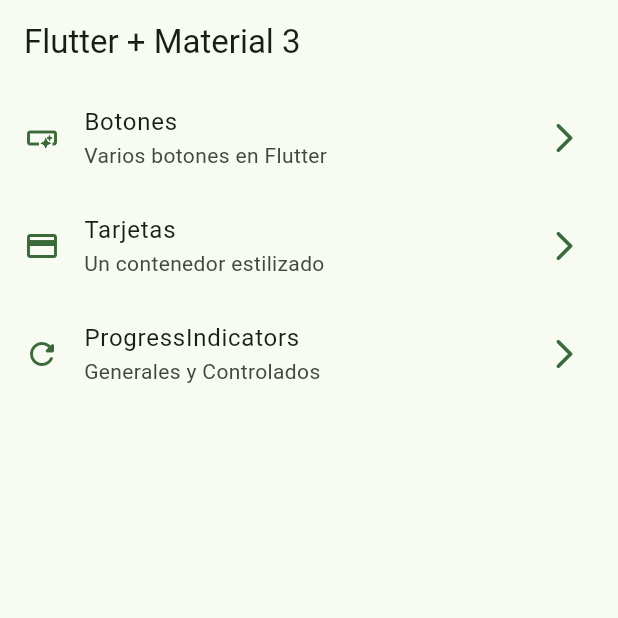
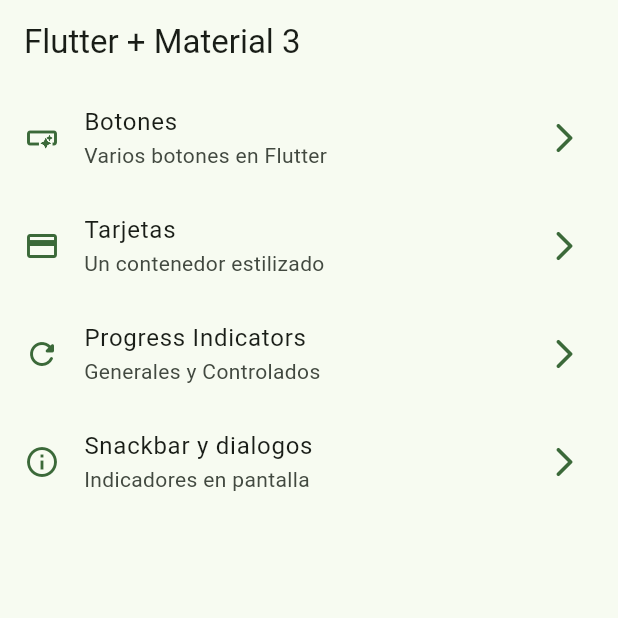
Before and after one commit to morangullit/wigets, a Flutter app: the screen it shows after launch, on a phone screen of 412 x 824 dp, the top half of it. Run offline on Flutter 3.47's test engine with Material 2 defaults, Android fonts, the phone set to English and light mode, and no system bars; our stand-ins replace go_router.

Commit message:
Snackbar dialogos terminados

```diff
--- a/lib/config/menu/menu_items.dart
+++ b/lib/config/menu/menu_items.dart
@@ -31,9 +31,16 @@ const appMenuItems = <MenuItem>[
     ),
 
   MenuItem(
-    title: 'ProgressIndicators',
+    title: 'Progress Indicators',
     subTitle: 'Generales y Controlados',
     link: '/progress',
     icon: Icons.refresh_rounded
     ),
+
+  MenuItem(
+    title: 'Snackbar y dialogos',
+    subTitle: 'Indicadores en pantalla',
+    link: '/snackbar',
+    icon: Icons.info_outline
+    )
 ];
--- a/lib/config/router/app_router.dart
+++ b/lib/config/router/app_router.dart
@@ -29,5 +29,11 @@ final appRouter = GoRouter(
       name: ProgressScreen.name,
       builder: (context, state) => const ProgressScreen(),
     ),
+
+    GoRoute(
+      path: '/snackbar',
+      name: SnackBarScreen.name,
+      builder: (context, state) => const SnackBarScreen(),
+    ),
   ],
 );
--- a/lib/main.dart
+++ b/lib/main.dart
@@ -13,6 +13,7 @@ class MainApp extends StatelessWidget {
   @override
   Widget build(BuildContext context) {
     return  MaterialApp.router(
+      title: 'Flutter Widget',
       routerConfig: appRouter,
       theme: AppTheme(selectColor: 8).getThema(),
       debugShowCheckedModeBanner: false,
```
Also changed, not shown: lib/presentation/screens/snackbar/snackbar_screen.dart (+66 -1 lines).
